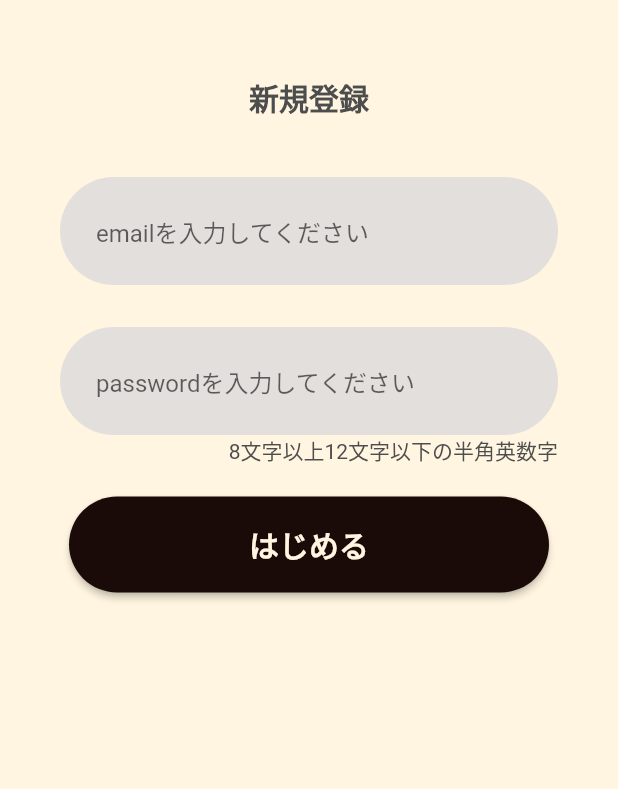
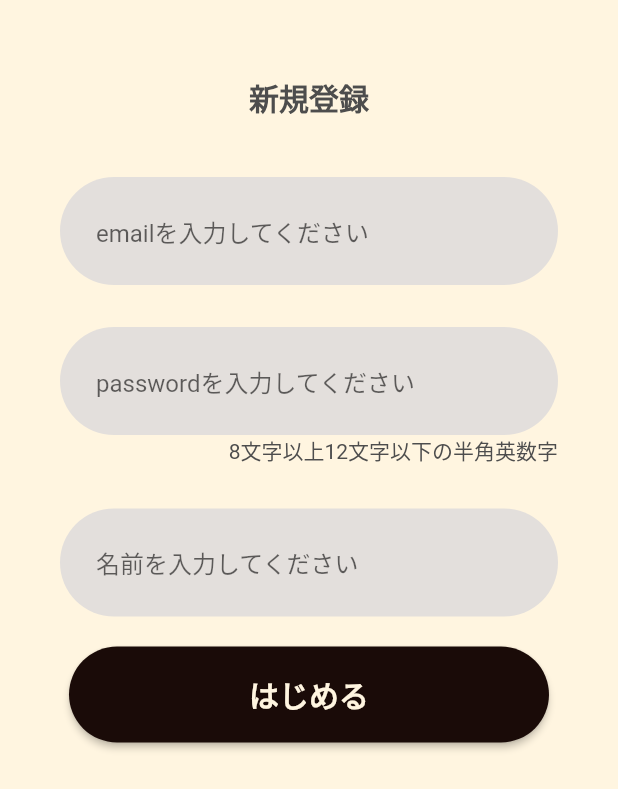
Before and after one commit to LOCAQUE/food_quest, a Flutter app: the screen it shows after launch, on a phone screen of 412 x 824 dp. Shown: the top 789 px of the screen. Run offline on Flutter 3.47's test engine with Material 2 defaults, Android fonts, the phone set to English and light mode, and no system bars; our stand-ins replace flutter_dotenv, flutter_hooks, flutter_riverpod, freezed_annotation, gap, hooks_riverpod and 1 more; accounts and stored records are empty.

```diff
--- a/lib/domain/entity/user_data.dart
+++ b/lib/domain/entity/user_data.dart
@@ -10,5 +10,6 @@ abstract class UserData with _$UserData {
     required String email,
     required String name,
   }) = _UserData;
-  factory UserData.fromJson(Map<String, dynamic> json) => _$UserDataFromJson(json);
+  factory UserData.fromJson(Map<String, dynamic> json) =>
+      _$UserDataFromJson(json);
 }
--- a/lib/presentation/screen/auth/sign_up_screen.dart
+++ b/lib/presentation/screen/auth/sign_up_screen.dart
@@ -51,7 +51,14 @@ class SignUpScreen extends HookConsumerWidget {
                   alignment: Alignment.centerRight,
                   child: Text('8文字以上12文字以下の半角英数字'),
                 ),
-                // const SizedBox(height: 30),
+                Padding(
+                  padding: const EdgeInsets.only(top: 28),
+                  child: CustomTextField(
+                    obscureText: true,
+                    controller: authNotifier.nameController,
+                    hintText: '名前を入力してください',
+                  ),
+                ),
                 const Gap(20),
                 SizedBox(
                   height: 64,
```
Also changed, not shown: lib/domain/notifier/auth_notifier.dart (+50 -6 lines), lib/presentation/screen/home_screen/home_screen.dart (+16 -1 lines), lib/domain/notifier/auth_notifier.freezed.dart.
